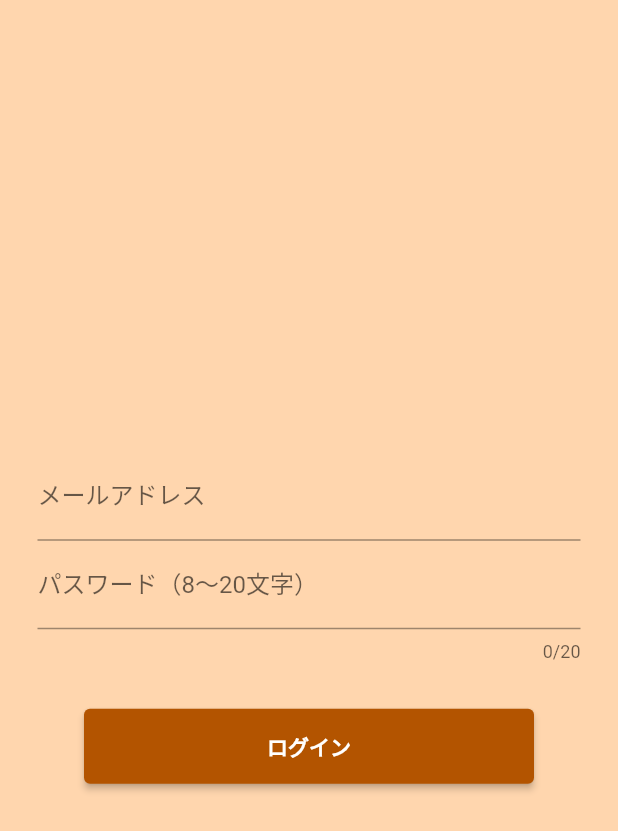
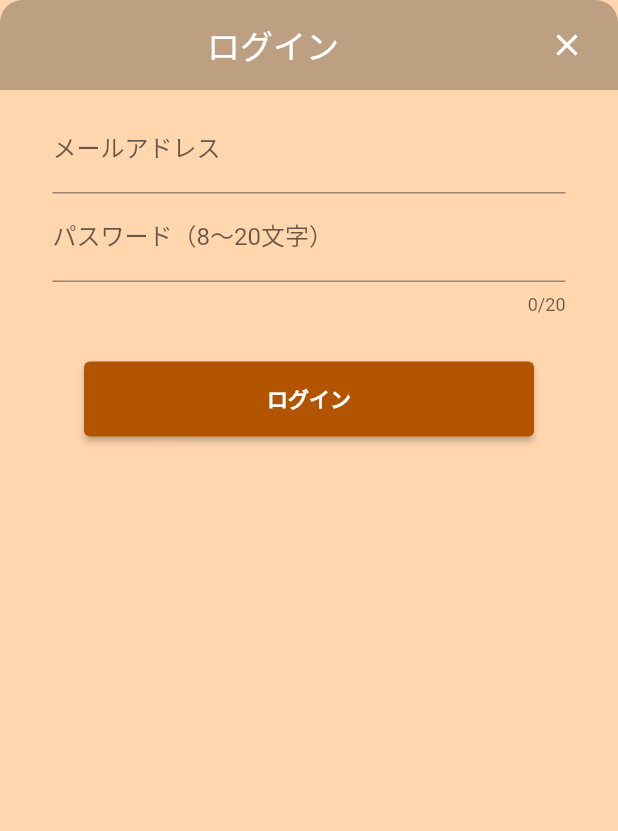
Before and after one commit to arie0703/curry_diary, a Flutter app: the Login widget shown alone on an empty page, opened directly, on a phone screen of 412 x 824 dp. Shown: the top 831 px of the screen. Run offline on Flutter 3.47's test engine with Material 2 defaults, Android fonts, the phone set to English and light mode, and no system bars; our stand-ins replace cached_network_image, cloud_firestore, device_info_plus, firebase_auth, firebase_core, firebase_storage and 1 more; accounts and stored records are empty.

Commit message:
bottom sheetのテンプレート化

```diff
--- /dev/null
+++ b/lib/components/BottomSheetTemplate.dart
@@ -0,0 +1,62 @@
+import 'package:flutter/material.dart';
+import 'package:curry_app/CustomClass.dart';
+import 'package:firebase_auth/firebase_auth.dart';
+
+class BottomSheetTemplate extends StatefulWidget {
+  const BottomSheetTemplate({Key? key, required this.title, required this.body})
+      : super(key: key);
+  final String title;
+  final Widget body;
+  @override
+  _BottomSheetTemplateState createState() => _BottomSheetTemplateState();
+}
+
+class _BottomSheetTemplateState extends State<BottomSheetTemplate> {
+  User? currentUser = FirebaseAuth.instance.currentUser;
+
+  @override
+  Widget build(BuildContext context) {
+    double _windowHeight = MediaQuery.of(context).size.height * 0.9;
+
+    return Container(
+        height: _windowHeight,
+        child: Column(
+          children: [
+            // header
+            Container(
+                padding: const EdgeInsets.all(10),
+                height: 60,
+                decoration: const BoxDecoration(
+                  color: Colors.black26,
+                  borderRadius: const BorderRadius.only(
+                    topLeft: Radius.circular(15),
+                    topRight: Radius.circular(15),
+                  ),
+                ),
+                child: Row(
+                    mainAxisAlignment: MainAxisAlignment.spaceBetween,
+                    children: [
+                      Expanded(
+                          child: Text(widget.title,
+                              textAlign: TextAlign.center,
+                              style: const TextStyle(
+                                color: Colors.white,
+                                fontSize: 22,
+                              ))),
+                      IconButton(
+                        icon: const Icon(Icons.close, color: Colors.white),
+                        onPressed: () {
+                          Navigator.pop(context);
+                        },
+                      )
+                    ])),
+            // body
+            Container(
+                height: _windowHeight - 60,
+                padding: const EdgeInsets.all(10),
+                color: CommonColor.primaryColor[100],
+                child: widget.body)
+          ],
+        ));
+  }
+}
--- a/lib/components/user/Login.dart
+++ b/lib/components/user/Login.dart
@@ -1,3 +1,4 @@
+import 'package:curry_app/components/BottomSheetTemplate.dart';
 import 'package:flutter/material.dart';
 import 'package:firebase_auth/firebase_auth.dart';
 
@@ -17,9 +18,7 @@ class _LoginState extends State<Login> {
 
   @override
   Widget build(BuildContext context) {
-    return Scaffold(
-      body: Center(
-        child: Column(
+    Widget _loginWidget = Column(
       mainAxisSize: MainAxisSize.min,
       children: <Widget>[
         Padding(
@@ -72,8 +71,8 @@ class _LoginState extends State<Login> {
               }),
         ),
       ],
-        ),
-      ),
     );
+
+    return BottomSheetTemplate(title: "ログイン", body: _loginWidget);
   }
 }
```
Also changed, not shown: lib/components/diary/PostDiary.dart (+8 -20 lines), lib/components/recipe/PostRecipe.dart (+8 -20 lines). Lines whose indentation alone changed are shown as unchanged.
